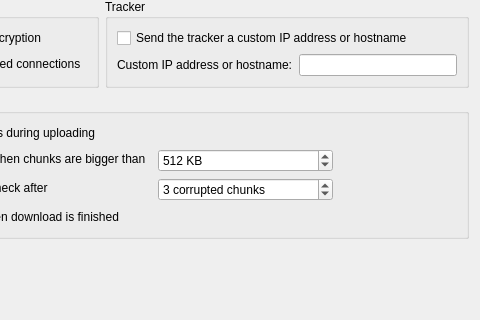
Qt form ktorrent/btpref.ui (KDE/ktorrent) before a commit; both pictures show x 127 to 607 and y 134 to 454 of the 607 by 571 pixel window.
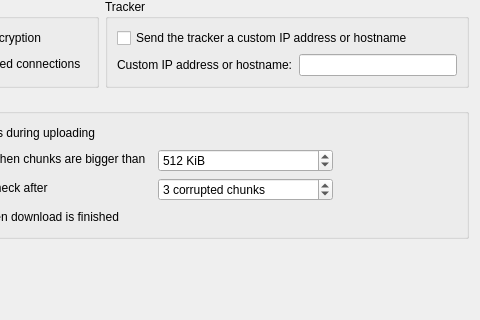
The same form after that commit.

The edit to the form file:
```diff
--- a/ktorrent/btpref.ui
+++ b/ktorrent/btpref.ui
@@ -191,7 +191,7 @@
              <string>The maximum size a chunk can be for rechecking during uploading.</string>
             </property>
             <property name="suffix" >
-             <string> KB</string>
+             <string> KiB</string>
             </property>
             <property name="minimum" >
              <number>16</number>
```
